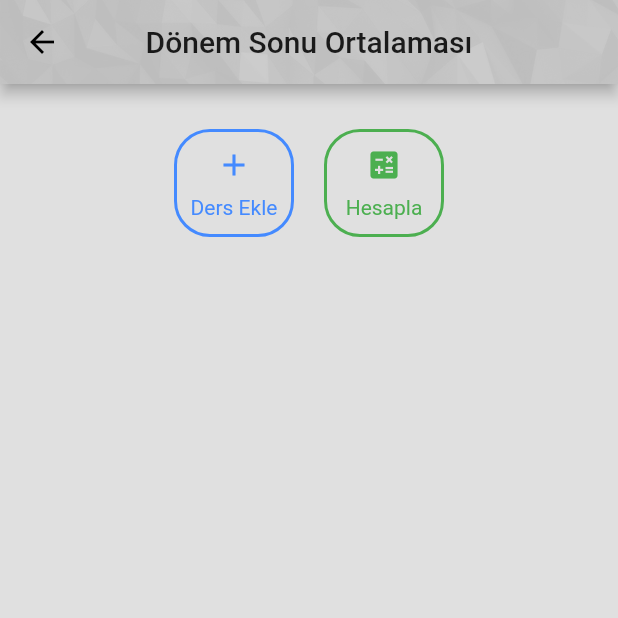
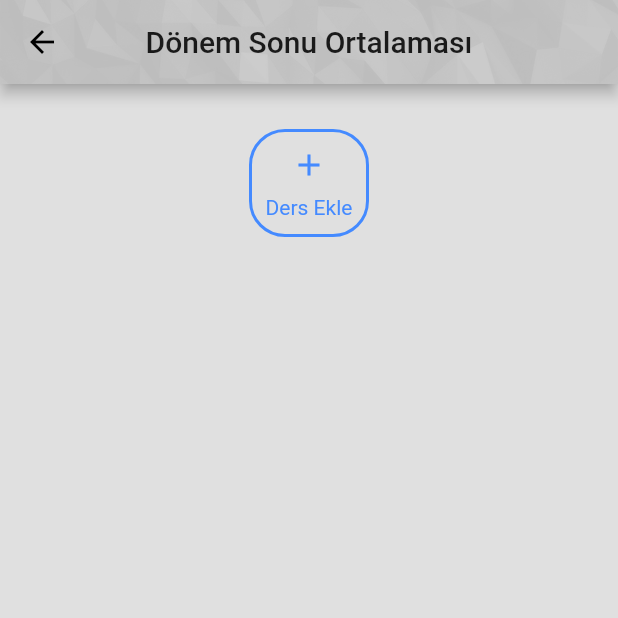
Before and after one commit to mustafasmnc/university_annocentments, a Flutter app: the screen it shows after launch, after a tap on "Dönem Ortalaması Hesapla", on a phone screen of 412 x 824 dp, the top half of it. Run offline on Flutter 3.47's test engine with Material 2 defaults, Android fonts, the phone set to English and light mode, and no system bars; our stand-ins replace flutter_local_notifications, flutter_native_timezone, google_maps_flutter, shared_preferences, sqflite, timezone and 1 more; missing offline and left inert: android_alarm_manager_plus, web_scraper; accounts and stored records are empty.

Commit message:
some updates

```diff
--- a/lib/core/view_model/widgets.dart
+++ b/lib/core/view_model/widgets.dart
@@ -18,7 +18,8 @@ Widget noInternetConn() => Container(
       )),
     );
 
-    Widget errorMsg() => Container(
+Widget errorMsg({String errorTitle = 'Bir Sorun Oluştu. Tekrar Deneyiniz.'}) =>
+    Container(
       child: Center(
           child: Column(
         crossAxisAlignment: CrossAxisAlignment.center,
@@ -29,7 +30,7 @@ Widget noInternetConn() => Container(
             size: 40,
           ),
           Text(
-            'Bir Sorun Oluştu. Tekrar Deneyiniz.',
+            errorTitle,
             style: TextStyle(fontSize: 20),
           ),
         ],
--- a/lib/pages/endtermaverage_page.dart
+++ b/lib/pages/endtermaverage_page.dart
@@ -316,8 +316,9 @@ class _EndTermAverageState extends State<EndTermAverage> {
                       Colors.blueAccent,
                     ),
                   ),
-                  SizedBox(width: 20),
-                  GestureDetector(
+                  SizedBox(width: lectureGradeCreditRow.length > 0 ? 20 : 0),
+                  lectureGradeCreditRow.length > 0
+                      ? GestureDetector(
                           onTap: () {
                             hesapla();
                           },
@@ -326,7 +327,8 @@ class _EndTermAverageState extends State<EndTermAverage> {
                             Icons.calculate,
                             Colors.green,
                           ),
-                  ),
+                        )
+                      : Container(),
                 ],
               ),
             ],
--- a/lib/pages/main_page.dart
+++ b/lib/pages/main_page.dart
@@ -313,7 +313,7 @@ class _MainPageState extends State<MainPage> {
                       ),
                       SizedBox(
                           height: SizeConfig.orientation == Orientation.portrait
-                              ? 8
+                              ? 4
                               : 1),
                       Text(
                         'S M N C',
--- a/lib/pages/vizefinal_page.dart
+++ b/lib/pages/vizefinal_page.dart
@@ -18,7 +18,7 @@ class _VizeFinalPageState extends State<VizeFinalPage> {
   TextEditingController finalYuzde = TextEditingController();
   final GlobalKey<FormState> _formKey = GlobalKey<FormState>();
 
-  Row createCard() {
+  Row createProjeRow() {
     var numberController = TextEditingController();
     var percantageController = TextEditingController();
     numberTECS.add(numberController);
@@ -388,7 +388,7 @@ class _VizeFinalPageState extends State<VizeFinalPage> {
                   children: [
                     GestureDetector(
                       onTap: () {
-                        setState(() => odevler.add(createCard()));
+                        setState(() => odevler.add(createProjeRow()));
                       },
                       child: customButton(
                         'Proje Ekle',
```
Lines whose indentation alone changed are shown as unchanged.
